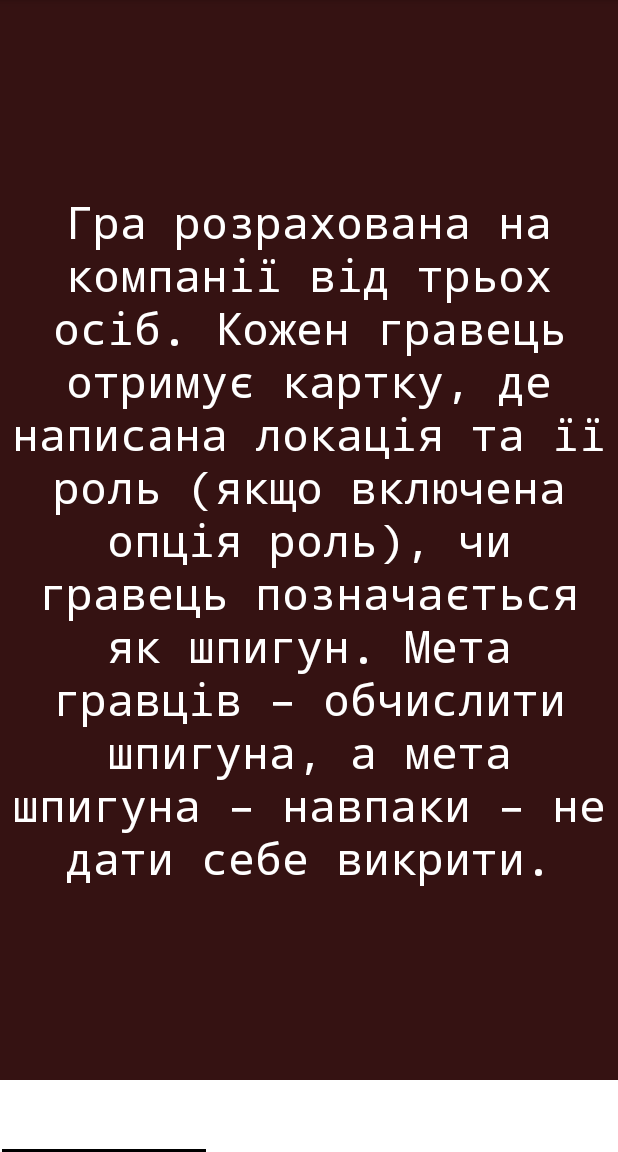
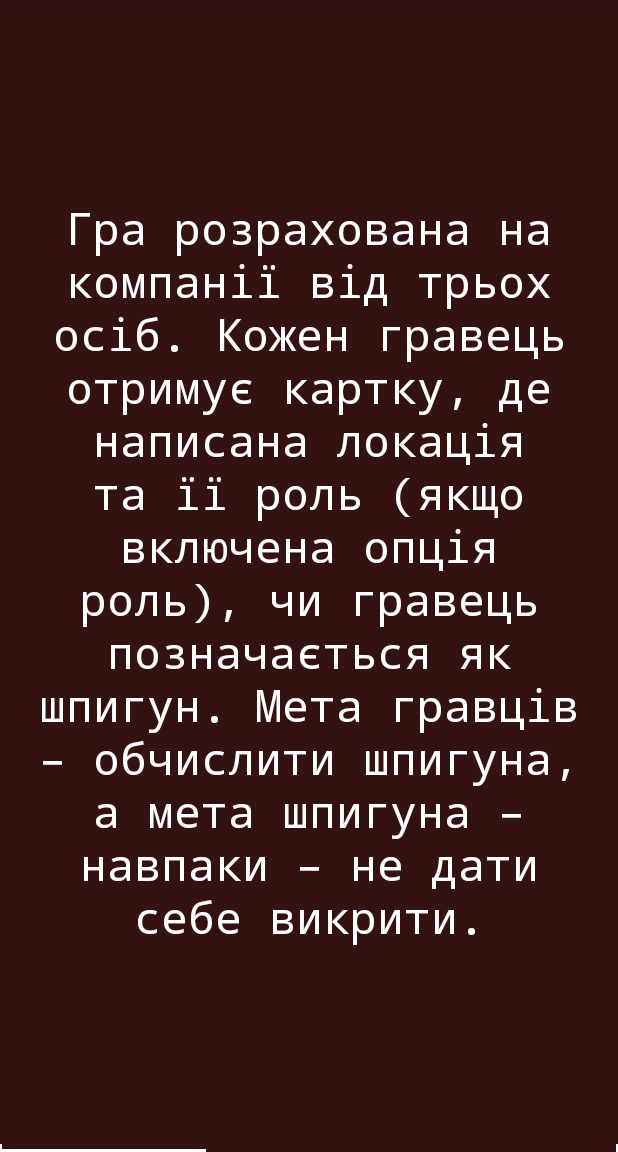
Before and after one commit to VladaCat/SpyGame, an Android app: the fragment SlideFragment shown on its own in the app's theme, on a phone screen of 412 x 824 dp, the part 84-1236 px from its top. Run offline under Robolectric (Android 15) with nearby library versions, the phone set to English and light mode, and no system bars.

Commit message:
create adapter, fragments and other things for sliding of the rules + packages

```diff
--- a/app/src/main/res/layout/fragment_rules1.xml
+++ b/app/src/main/res/layout/fragment_rules1.xml
@@ -10,7 +10,7 @@
         android:id="@+id/textView"
         android:layout_width="match_parent"
         android:layout_height="match_parent"
-        android:layout_margin="5sp"
+        android:layout_margin="10sp"
         android:fontFamily="monospace"
         android:gravity="center|center_horizontal"
         android:text="@string/tv_rules1"
--- a/app/src/main/res/layout/fragment_rules2.xml
+++ b/app/src/main/res/layout/fragment_rules2.xml
@@ -10,7 +10,7 @@
         android:id="@+id/textView"
         android:layout_width="match_parent"
         android:layout_height="match_parent"
-        android:layout_margin="5sp"
+        android:layout_margin="10sp"
         android:fontFamily="monospace"
         android:gravity="center|center_horizontal"
         android:text="@string/tv_rules2"
--- a/app/src/main/res/layout/fragment_rules3.xml
+++ b/app/src/main/res/layout/fragment_rules3.xml
@@ -11,7 +11,7 @@
         android:layout_width="match_parent"
         android:layout_height="match_parent"
         android:gravity="center|center_horizontal"
-        android:layout_margin="5sp"
+        android:layout_margin="10sp"
         android:fontFamily="monospace"
         android:text="@string/tv_rules3"
         android:textColor="#FFFFFF"
--- a/app/src/main/res/layout/fragment_slide.xml
+++ b/app/src/main/res/layout/fragment_slide.xml
@@ -4,28 +4,33 @@
     xmlns:tools="http://schemas.android.com/tools"
     android:layout_width="match_parent"
     android:layout_height="match_parent"
+
     tools:context=".rules.fragments.SlideFragment">
 
     <com.google.android.material.tabs.TabLayout
         android:id="@+id/tbLayout"
         android:layout_width="409dp"
-        android:layout_height="wrap_content"
+        android:layout_height="5dp"
+        android:background="#351212"
         app:layout_constraintBottom_toBottomOf="parent"
         app:layout_constraintEnd_toEndOf="parent"
         app:layout_constraintStart_toStartOf="parent"
-        app:tabIndicatorColor="#000000">
+        app:tabIndicatorColor="#FFFFFF">
 
         <com.google.android.material.tabs.TabItem
             android:layout_width="wrap_content"
-            android:layout_height="wrap_content" />
+            android:layout_height="wrap_content"
+            tools:ignore="TouchTargetSizeCheck" />
 
         <com.google.android.material.tabs.TabItem
             android:layout_width="wrap_content"
-            android:layout_height="wrap_content" />
+            android:layout_height="wrap_content"
+            tools:ignore="TouchTargetSizeCheck" />
 
         <com.google.android.material.tabs.TabItem
             android:layout_width="wrap_content"
-            android:layout_height="wrap_content" />
+            android:layout_height="wrap_content"
+            tools:ignore="TouchTargetSizeCheck" />
     </com.google.android.material.tabs.TabLayout>
 
     <androidx.viewpager2.widget.ViewPager2
```
